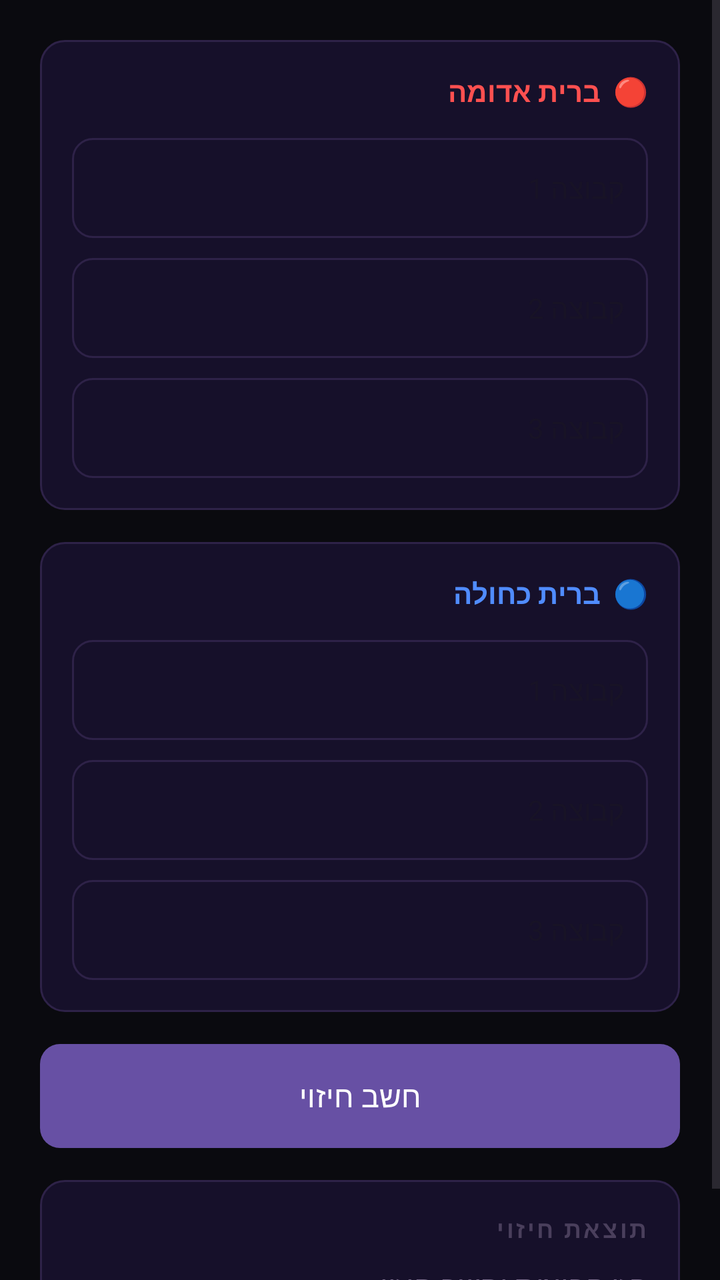
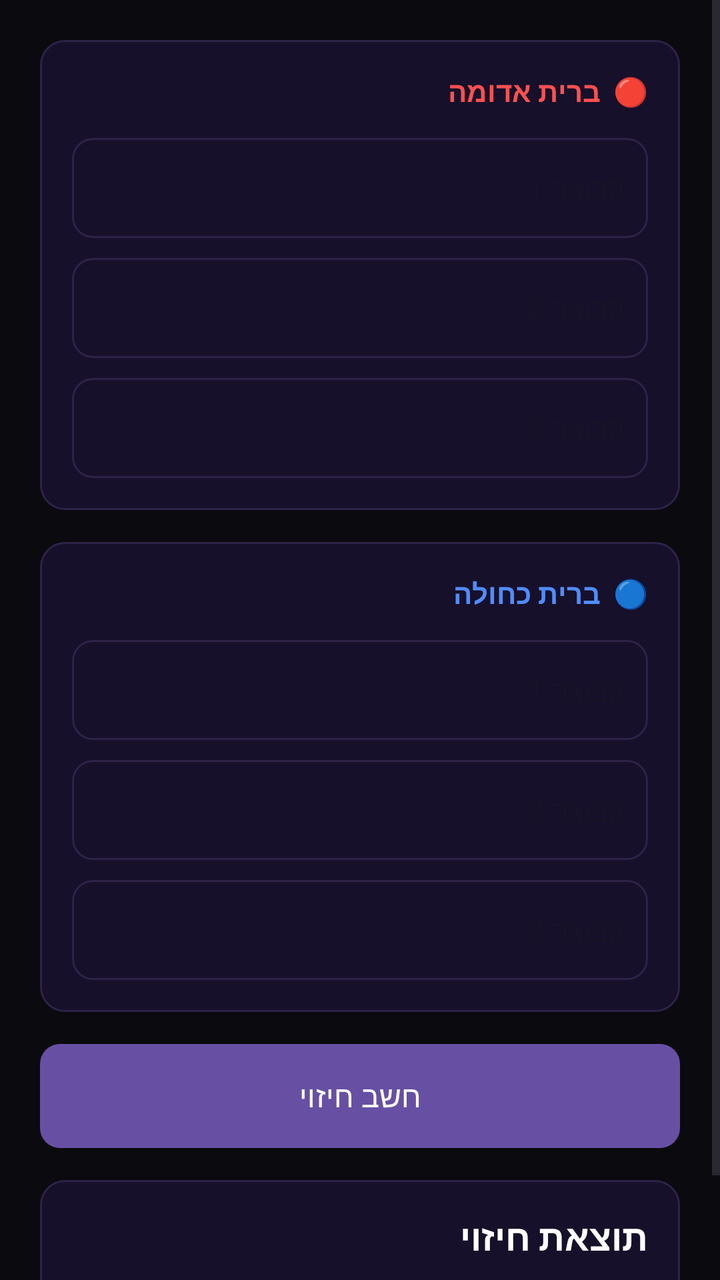

Two renders of the same Android screen: before a commit and after it. Below are the layout's source before the change and the commit's diff.
<!-- AndroidManifest.xml: application theme Theme.MainApp -->
<!-- res/layout/fragment_manual_prediction.xml -->
<?xml version="1.0" encoding="utf-8"?>
<ScrollView xmlns:android="http://schemas.android.com/apk/res/android"
    android:layout_width="match_parent"
    android:layout_height="match_parent"
    android:background="#0A0A0F">

    <LinearLayout
        android:layout_width="match_parent"
        android:layout_height="wrap_content"
        android:orientation="vertical"
        android:padding="20dp">

        
        <LinearLayout
            android:layout_width="match_parent"
            android:layout_height="wrap_content"
            android:orientation="vertical"
            android:background="@drawable/card_bg_dark"
            android:padding="16dp"
            android:layout_marginBottom="16dp">

            <TextView
                android:layout_width="match_parent"
                android:layout_height="wrap_content"
                android:text="🔴  ברית אדומה"
                android:textSize="14sp"
                android:textColor="#FF5050"
                android:textStyle="bold"
                android:layout_marginBottom="14dp" />

            <EditText
                android:id="@+id/edtRedTeam1"
                android:layout_width="match_parent"
                android:layout_height="50dp"
                android:layout_marginBottom="10dp"
                android:hint="קבוצה 1"
                android:textColor="#F0E6FF"
                android:textSize="14sp"
                android:inputType="number"
                android:padding="12dp"
                android:background="@drawable/input_bg_dark" />

            <EditText
                android:id="@+id/edtRedTeam2"
                android:layout_width="match_parent"
                android:layout_height="50dp"
                android:layout_marginBottom="10dp"
                android:hint="קבוצה 2"
                android:textColor="#F0E6FF"
                android:textSize="14sp"
                android:inputType="number"
                android:padding="12dp"
                android:background="@drawable/input_bg_dark" />

            <EditText
                android:id="@+id/edtRedTeam3"
                android:layout_width="match_parent"
                android:layout_height="50dp"
                android:hint="קבוצה 3"
                android:textColor="#F0E6FF"
                android:textSize="14sp"
                android:inputType="number"
                android:padding="12dp"
                android:background="@drawable/input_bg_dark" />
        </LinearLayout>

        
        <LinearLayout
            android:layout_width="match_parent"
            android:layout_height="wrap_content"
            android:orientation="vertical"
            android:background="@drawable/card_bg_dark"
            android:padding="16dp"
            android:layout_marginBottom="16dp">

            <TextView
                android:layout_width="match_parent"
                android:layout_height="wrap_content"
                android:text="🔵  ברית כחולה"
                android:textSize="14sp"
                android:textColor="#508CFF"
                android:textStyle="bold"
                android:layout_marginBottom="14dp" />

            <EditText
                android:id="@+id/edtBlueTeam1"
                android:layout_width="match_parent"
                android:layout_height="50dp"
                android:layout_marginBottom="10dp"
                android:hint="קבוצה 1"
                android:textColor="#F0E6FF"
                android:textSize="14sp"
                android:inputType="number"
                android:padding="12dp"
                android:background="@drawable/input_bg_dark" />

            <EditText
                android:id="@+id/edtBlueTeam2"
                android:layout_width="match_parent"
                android:layout_height="50dp"
                android:layout_marginBottom="10dp"
                android:hint="קבוצה 2"
                android:textColor="#F0E6FF"
                android:textSize="14sp"
                android:inputType="number"
                android:padding="12dp"
                android:background="@drawable/input_bg_dark" />

            <EditText
                android:id="@+id/edtBlueTeam3"
                android:layout_width="match_parent"
                android:layout_height="50dp"
                android:hint="קבוצה 3"
                android:textColor="#F0E6FF"
                android:textSize="14sp"
                android:inputType="number"
                android:padding="12dp"
                android:background="@drawable/input_bg_dark" />
        </LinearLayout>

        
        <Button
            android:id="@+id/btnCalculate"
            android:layout_width="match_parent"
            android:layout_height="52dp"
            android:layout_marginBottom="16dp"
            android:text="חשב חיזוי"
            android:textColor="#FFFFFF"
            android:textSize="15sp"
            android:background="@drawable/btn_primary"
            android:stateListAnimator="@null" />

        
        <LinearLayout
            android:layout_width="match_parent"
            android:layout_height="wrap_content"
            android:orientation="vertical"
            android:background="@drawable/card_bg_dark"
            android:padding="16dp">

            <TextView
                android:layout_width="match_parent"
                android:layout_height="wrap_content"
                android:text="תוצאת חיזוי"
                android:textSize="12sp"
                android:textColor="#4A3F5C"
                android:textStyle="bold"
                android:letterSpacing="0.1"
                android:layout_marginBottom="10dp" />

            <TextView
                android:id="@+id/txtResult"
                android:layout_width="match_parent"
                android:layout_height="wrap_content"
                android:text="הזן קבוצות וחשב חיזוי"
                android:textSize="15sp"
                android:textColor="#7C6F8E" />
        </LinearLayout>

    </LinearLayout>
</ScrollView>
<!-- resources referenced by this layout -->
<resources>
  <!-- drawable btn_primary (drawable) -->
  <?xml version="1.0" encoding="utf-8"?>
  <shape xmlns:android="http://schemas.android.com/apk/res/android"
      android:shape="rectangle">
      <gradient
          android:startColor="#7C3AED"
          android:endColor="#9D00FF"
          android:angle="135"
          android:type="linear" />
      <corners android:radius="10dp" />
  </shape>
  <!-- drawable card_bg_dark (drawable) -->
  <?xml version="1.0" encoding="utf-8"?>
  <shape xmlns:android="http://schemas.android.com/apk/res/android"
      android:shape="rectangle">
      <solid android:color="#16102A" />
      <stroke android:width="1dp" android:color="#2E2248" />
      <corners android:radius="12dp" />
  </shape>
  <!-- drawable input_bg_dark (drawable) -->
  <?xml version="1.0" encoding="utf-8"?>
  <shape xmlns:android="http://schemas.android.com/apk/res/android"
      android:shape="rectangle">
      <solid android:color="#16102A" />
      <stroke
          android:width="1dp"
          android:color="#2E2248" />
      <corners android:radius="10dp" />
  </shape>
  <style name="Theme.MainApp" parent="Base.Theme.MainApp" />
  <style name="Base.Theme.MainApp" parent="Theme.Material3.DayNight.NoActionBar">
          
          
      </style>
</resources>

<!-- the commit's change to res/layout/fragment_manual_prediction.xml (unified diff, before → after) -->
@@ -34,7 +34,7 @@
                 android:layout_height="50dp"
                 android:layout_marginBottom="10dp"
                 android:hint="קבוצה 1"
-                android:textColor="#F0E6FF"
+                android:textColor="#FFFFFF"
                 android:textSize="14sp"
                 android:inputType="number"
                 android:padding="12dp"
@@ -46,7 +46,7 @@
                 android:layout_height="50dp"
                 android:layout_marginBottom="10dp"
                 android:hint="קבוצה 2"
-                android:textColor="#F0E6FF"
+                android:textColor="#FFFFFF"
                 android:textSize="14sp"
                 android:inputType="number"
                 android:padding="12dp"
@@ -57,7 +57,7 @@
                 android:layout_width="match_parent"
                 android:layout_height="50dp"
                 android:hint="קבוצה 3"
-                android:textColor="#F0E6FF"
+                android:textColor="#FFFFFF"
                 android:textSize="14sp"
                 android:inputType="number"
                 android:padding="12dp"
@@ -88,7 +88,7 @@
                 android:layout_height="50dp"
                 android:layout_marginBottom="10dp"
                 android:hint="קבוצה 1"
-                android:textColor="#F0E6FF"
+                android:textColor="#FFFFFF"
                 android:textSize="14sp"
                 android:inputType="number"
                 android:padding="12dp"
@@ -100,7 +100,7 @@
                 android:layout_height="50dp"
                 android:layout_marginBottom="10dp"
                 android:hint="קבוצה 2"
-                android:textColor="#F0E6FF"
+                android:textColor="#FFFFFF"
                 android:textSize="14sp"
                 android:inputType="number"
                 android:padding="12dp"
@@ -111,7 +111,7 @@
                 android:layout_width="match_parent"
                 android:layout_height="50dp"
                 android:hint="קבוצה 3"
-                android:textColor="#F0E6FF"
+                android:textColor="#FFFFFF"
                 android:textSize="14sp"
                 android:inputType="number"
                 android:padding="12dp"
@@ -142,10 +142,9 @@
                 android:layout_width="match_parent"
                 android:layout_height="wrap_content"
                 android:text="תוצאת חיזוי"
-                android:textSize="12sp"
-                android:textColor="#4A3F5C"
+                android:textSize="18sp"
+                android:textColor="#FFFFFF"
                 android:textStyle="bold"
-                android:letterSpacing="0.1"
                 android:layout_marginBottom="10dp" />
 
             <TextView
@@ -154,7 +153,7 @@
                 android:layout_height="wrap_content"
                 android:text="הזן קבוצות וחשב חיזוי"
                 android:textSize="15sp"
-                android:textColor="#7C6F8E" />
+                android:textColor="#FFFFFF" />
         </LinearLayout>
 
     </LinearLayout>
